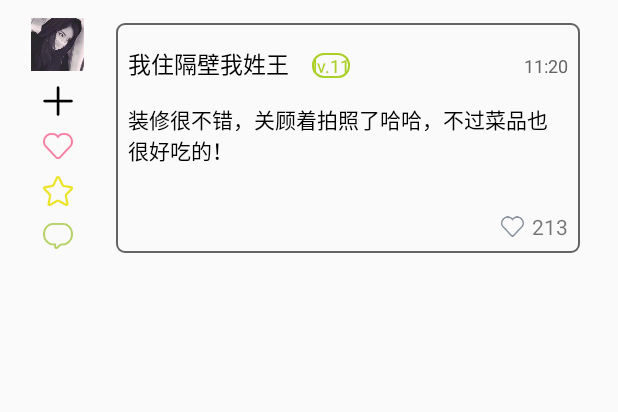
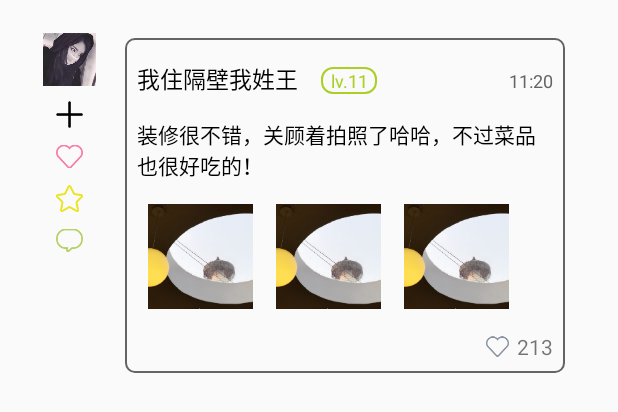
Before and after one commit to imgaryyang/Sweet, an Android app: the layout item_circle.xml on its own in the app's theme, with its tools: preview values and no code run, on a phone screen of 412 x 824 dp. Shown: the top 412 px of the screen. Run offline under Robolectric (Android 15) with nearby library versions, the phone set to English and light mode, and no system bars.

Commit message:
增加圈子

```diff
--- a/app/src/main/AndroidManifest.xml
+++ b/app/src/main/AndroidManifest.xml
@@ -44,6 +44,7 @@
         <activity android:name=".activity.UserRegisterActivity">
 
         </activity>
+        <activity android:name=".activity.StoreParticularInfoActivity"/>
 
         <meta-data
             android:name="TencentMapSDK"
--- a/app/src/main/java/com/lucky/sweet/properties/Properties.java
+++ b/app/src/main/java/com/lucky/sweet/properties/Properties.java
@@ -25,6 +25,8 @@ public class Properties {
             "http://thethreestooges.cn/consumer/bean/login/forget_validate.php";
     public static final String USERFORGETPATH =
             "http://thethreestooges.cn/consumer/bean/login/user_forget.php";
+
+
     public static final String STOREDISPLAYTPATH =
             "https://thethreestooges.cn/consumer/bean/nearby/nearby_mer.php";
     public static final String MAINSHOWPLAYTPATH =
--- a/app/src/main/res/drawable/shape_circle_bg.xml
+++ b/app/src/main/res/drawable/shape_circle_bg.xml
@@ -1,7 +1,7 @@
 <?xml version="1.0" encoding="utf-8"?>
 <shape xmlns:android="http://schemas.android.com/apk/res/android"
        android:shape="rectangle">
-    <corners android:radius="5dp"/>
+    <corners android:radius="6dp"/>
     <solid android:color="#00000000"/>
     <stroke
         android:width="1dp"
--- a/app/src/main/res/layout/item_circle.xml
+++ b/app/src/main/res/layout/item_circle.xml
@@ -3,6 +3,7 @@
     xmlns:android="http://schemas.android.com/apk/res/android"
     android:layout_width="match_parent"
     android:layout_height="match_parent"
+    android:layout_margin="10dp"
     android:orientation="horizontal">
 
     <LinearLayout
@@ -19,29 +20,29 @@
         android:layout_gravity="center_horizontal"/>
 
         <ImageView
-            android:layout_width="20dp"
-            android:layout_height="20dp"
+            android:layout_width="18dp"
+            android:layout_height="18dp"
             android:src="@mipmap/circle_add"
             android:layout_marginTop="10dp"
             android:layout_gravity="center_horizontal"/>
 
         <ImageView
-            android:layout_width="20dp"
-            android:layout_height="20dp"
+            android:layout_width="18dp"
+            android:layout_height="18dp"
             android:src="@mipmap/circle_love"
             android:layout_marginTop="10dp"
             android:layout_gravity="center_horizontal"/>
 
         <ImageView
-            android:layout_width="20dp"
-            android:layout_height="20dp"
+            android:layout_width="18dp"
+            android:layout_height="18dp"
             android:src="@mipmap/circle_star"
             android:layout_marginTop="10dp"
             android:layout_gravity="center_horizontal"/>
 
         <ImageView
-            android:layout_width="20dp"
-            android:layout_height="20dp"
+            android:layout_width="18dp"
+            android:layout_height="18dp"
             android:src="@mipmap/circle_callout"
             android:layout_marginTop="10dp"
             android:layout_gravity="center_horizontal"/>
@@ -72,8 +73,8 @@
                 android:textSize="15dp"
                 android:text="我住隔壁我姓王"/>
             <TextView
-                android:layout_width="wrap_content"
-                android:layout_height="wrap_content"
+                android:layout_width="37dp"
+                android:layout_height="18dp"
                 android:layout_marginLeft="15dp"
                 android:text="lv.11"
                 android:textSize="12dp"
@@ -101,17 +102,39 @@
             android:layout_marginRight="8dp"
             android:text="装修很不错，关顾着拍照了哈哈，不过菜品也很好吃的！"/>
 
-        <com.lucky.sweet.views.CircleGrideView
-            android:id="@+id/grv_circleimg"
-            android:layout_width="wrap_content"
+        <!--<com.lucky.sweet.views.CircleGrideView-->
+            <!--android:id="@+id/grv_circleimg"-->
+            <!--android:layout_width="wrap_content"-->
+            <!--android:layout_height="wrap_content"-->
+            <!--android:horizontalSpacing="3dp"-->
+            <!--android:numColumns="3"-->
+            <!--android:verticalSpacing="3dp"-->
+            <!--android:layout_marginTop="15dp"-->
+            <!--android:layout_marginLeft="8dp"-->
+            <!--android:layout_marginRight="8dp">-->
+        <!--</com.lucky.sweet.views.CircleGrideView>-->
+
+        <LinearLayout
+            android:layout_width="match_parent"
             android:layout_height="wrap_content"
-            android:horizontalSpacing="3dp"
-            android:numColumns="3"
-            android:verticalSpacing="3dp"
-            android:layout_marginTop="15dp"
-            android:layout_marginLeft="8dp"
-            android:layout_marginRight="8dp">
-        </com.lucky.sweet.views.CircleGrideView>
+            android:layout_marginTop="15dp">
+            <ImageView
+                android:layout_width="70dp"
+                android:layout_height="70dp"
+                android:layout_marginLeft="15dp"
+                android:src="@mipmap/test_one"/>
+            <ImageView
+                android:layout_width="70dp"
+                android:layout_height="70dp"
+                android:layout_marginLeft="15dp"
+                android:src="@mipmap/test_one"/>
+            <ImageView
+                android:layout_width="70dp"
+                android:layout_marginLeft="15dp"
+                android:layout_marginRight="15dp"
+                android:layout_height="70dp"
+                android:src="@mipmap/test_one"/>
+        </LinearLayout>
 
         <LinearLayout
             android:layout_width="wrap_content"
```
Also changed, not shown: app/src/main/java/com/lucky/sweet/activity/SplashActivity.java (+6 -6 lines), app/src/main/java/com/lucky/sweet/activity/StoreDisplatActivity.java (+9 -2 lines), app/src/main/java/com/lucky/sweet/activity/StoreParticularInfoActivity.java (added, +33 -0 lines), app/src/main/java/com/lucky/sweet/adapter/CircleListViewAdapter.java (added, +62 -0 lines), app/src/main/java/com/lucky/sweet/adapter/RecreationViewPagerAdapter.java (+14 -2 lines), app/src/main/java/com/lucky/sweet/fragment/ImCircleFragment.java (+17 -0 lines), app/src/main/java/com/lucky/sweet/fragment/ImStoreFragment.java (+7 -2 lines), app/src/main/java/com/lucky/sweet/moudel/particularinfo/ParticularInfoManager.java (added, +19 -0 lines), app/src/main/java/com/lucky/sweet/moudel/storedisplay/StoreDisplatManager.java (+5 -7 lines), app/src/main/res/layout/activity_splashactivity.xml (renamed from app/src/main/res/layout/activity_firstactivity.xml, +7 -7 lines), app/src/main/res/layout/fragment_imcircle.xml (+5 -4 lines), app/src/main/res/layout/item_imstore_gradualchange.xml (+34 -1 lines), 1 other file.
